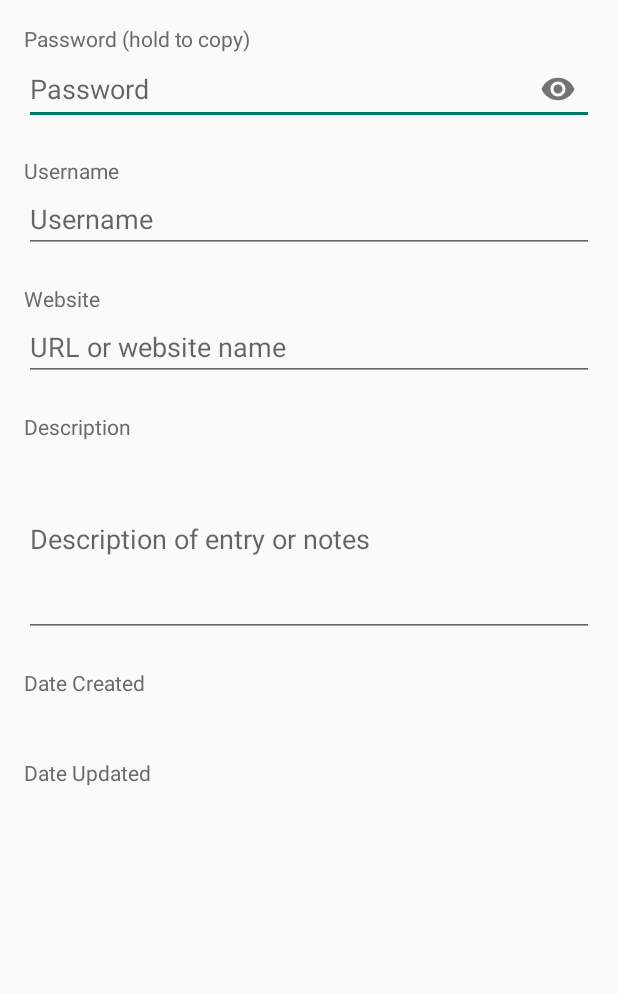
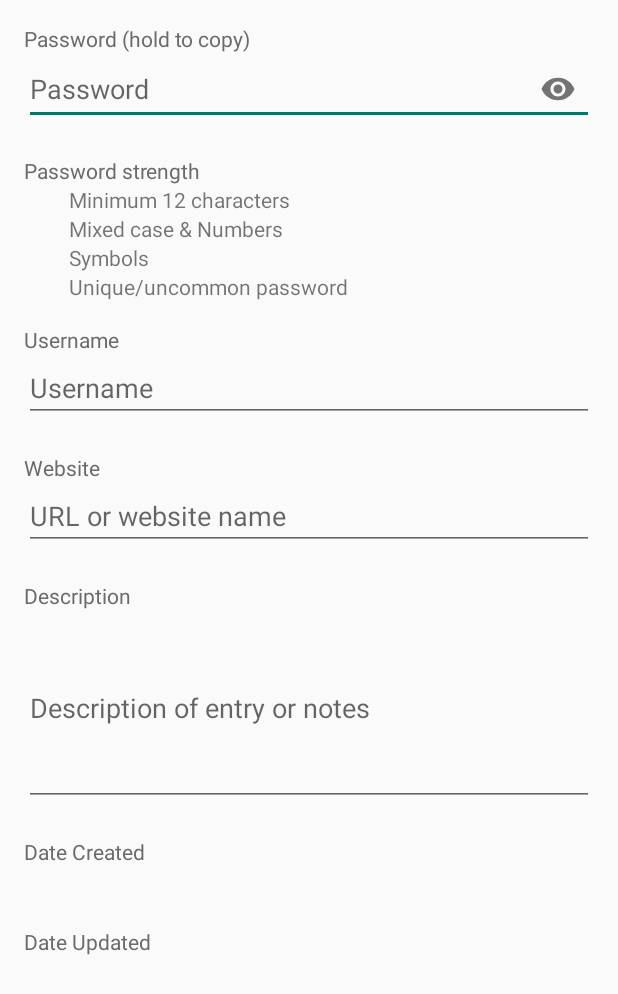
Before and after one commit to davejbax/letmepass, an Android app: the layout component_editor_password.xml on its own in the app's theme, with its tools: preview values and no code run, on a phone screen of 412 x 824 dp. Shown: the top 994 px of the screen. Run offline under Robolectric (Android 15) with nearby library versions, the phone set to English and light mode, and no system bars.

Commit message:
Add password flags to entry dialog

```diff
--- a/app/src/main/res/layout/component_editor_password.xml
+++ b/app/src/main/res/layout/component_editor_password.xml
@@ -36,6 +36,7 @@
             app:hintEnabled="false">
 
             <android.support.design.widget.TextInputEditText
+                android:id="@+id/editEntryPassword"
                 android:layout_width="match_parent"
                 android:layout_height="wrap_content"
                 android:ems="10"
@@ -43,9 +44,24 @@
                 android:hint="@string/hint_entry_password"
                 android:inputType="textPassword"
                 android:text="@={entry.password}"
-                android:textColor="@color/black" />
+                android:textColor="@color/black"
+                android:onTextChanged="@{viewModel::onPasswordChanged}" />
 
         </android.support.design.widget.TextInputLayout>
+
+        <!-- Password flags -->
+        <TextView
+            android:layout_width="wrap_content"
+            android:layout_height="wrap_content"
+            android:textAppearance="@style/TextAppearance.AppCompat.Body1"
+            android:textColor="@color/colorDisabled"
+            android:text="@string/label_entry_flags" />
+        <include
+            android:layout_width="wrap_content"
+            android:layout_height="wrap_content"
+            android:layout_marginBottom="@dimen/view_padding"
+            layout="@layout/component_pwd_flags"
+            app:passwordFlags="@{viewModel.getPasswordFlags()}" />
 
         <!-- Username -->
         <TextView
--- a/app/src/main/res/values/strings.xml
+++ b/app/src/main/res/values/strings.xml
@@ -123,6 +123,7 @@
     </string>
     <string name="label_entry_data">Data</string>
     <string name="hint_entry_data">Enter text data here</string>
+    <string name="label_entry_flags">Password strength</string>
 
     <!-- Other global strings -->
     <string name="pwd_flags_good_length">Minimum 12 characters</string>
```
Also changed, not shown: app/src/main/java/uk/co/davidbaxter/letmepass/presentation/CreationViewModel.java (+23 -13 lines), app/src/main/java/uk/co/davidbaxter/letmepass/presentation/EntryDialogViewModel.java (+28 -0 lines).
